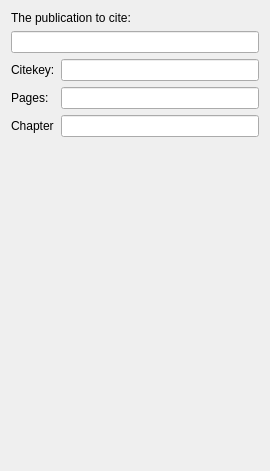
The window that src/sidebar/referencewidget.ui (KDE/conquirere) describes before a commit, drawn with Qt 5.
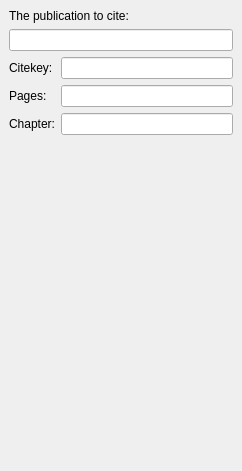
The same window after the commit. Custom widgets are drawn as their Qt base class.

What changed in the file:
```diff
--- a/src/sidebar/referencewidget.ui
+++ b/src/sidebar/referencewidget.ui
@@ -6,13 +6,19 @@
    <rect>
     <x>0</x>
     <y>0</y>
-    <width>270</width>
+    <width>242</width>
     <height>471</height>
    </rect>
   </property>
   <property name="windowTitle">
    <string>Form</string>
   </property>
+  <layout class="QVBoxLayout" name="verticalLayout_2">
+   <property name="margin">
+    <number>0</number>
+   </property>
+   <item>
+    <widget class="QWidget" name="frameWidget" native="true">
   <layout class="QVBoxLayout" name="verticalLayout">
    <item>
     <widget class="QLabel" name="label_Publication">
@@ -62,7 +68,7 @@
      <item row="2" column="0">
       <widget class="QLabel" name="label_Chapter">
        <property name="text">
-        <string>Chapter</string>
+           <string>Chapter:</string>
        </property>
        <property name="buddy">
         <cstring>chapterEdit</cstring>
@@ -73,6 +79,9 @@
       <widget class="ChapterEdit" name="chapterEdit"/>
      </item>
     </layout>
+      </item>
+     </layout>
+    </widget>
    </item>
    <item>
     <spacer name="verticalSpacer">
```
Lines whose indentation alone changed are shown as unchanged.
